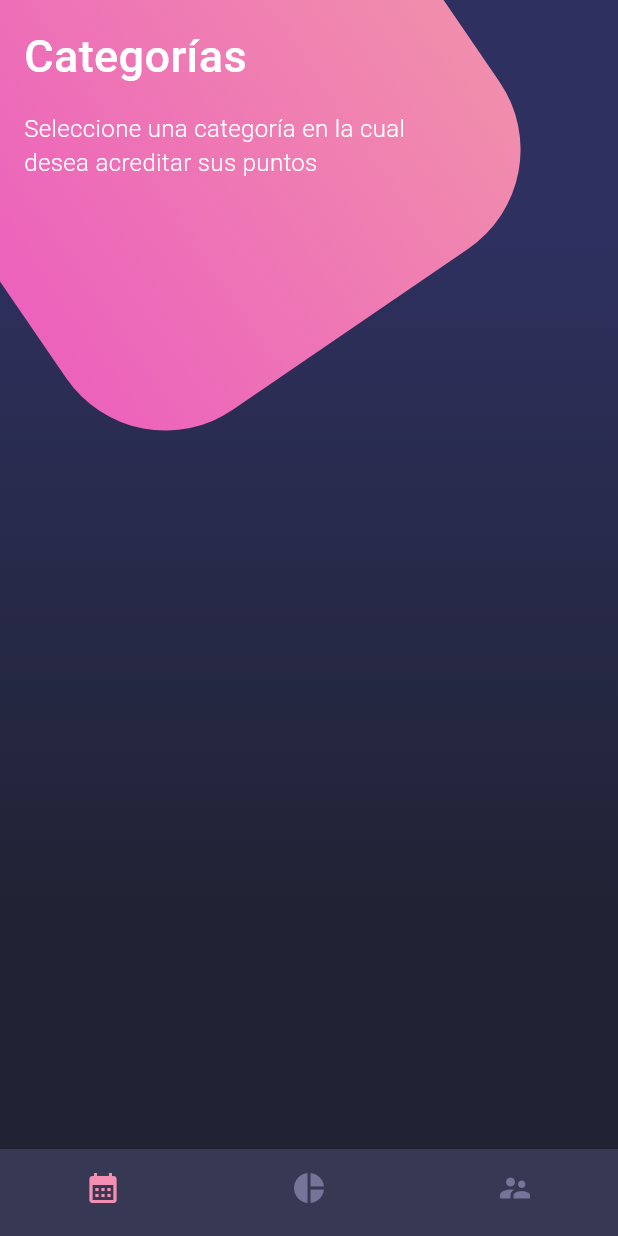
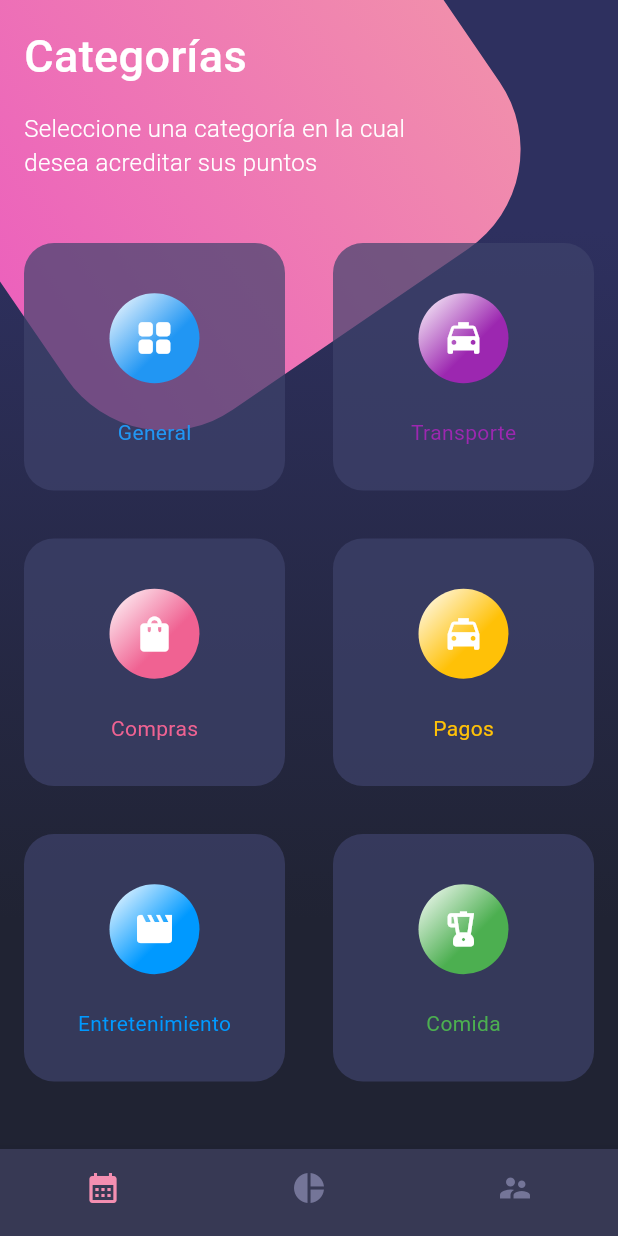
Before and after one commit to alexglzrys/flutter_design, a Flutter app: the screen it shows after launch, on a phone screen of 412 x 824 dp. Run offline on Flutter 3.47's test engine with Material 3 defaults, Android fonts, the phone set to English and light mode, and no system bars; our stand-ins replace google_fonts.

Commit message:
diseño compuesto - Table y TableRow

```diff
--- a/lib/screens/composition_design_screen.dart
+++ b/lib/screens/composition_design_screen.dart
@@ -1,4 +1,5 @@
 import 'package:design_flutter_app/widgets/background.dart';
+import 'package:design_flutter_app/widgets/card_table.dart';
 import 'package:design_flutter_app/widgets/custom_navigation_bar.dart';
 import 'package:design_flutter_app/widgets/page_title.dart';
 import 'package:flutter/material.dart';
@@ -32,9 +33,13 @@ class _HomeBody extends StatelessWidget {
     return const SafeArea(
         child: SingleChildScrollView(
       child: Column(
+        crossAxisAlignment: CrossAxisAlignment.start,
         children: [
           // PageTitle
           PageTitle(),
+          SizedBox(height: 10),
+          // Card Table
+          CardTable(),
         ],
       ),
     ));
--- /dev/null
+++ b/lib/widgets/card_table.dart
@@ -0,0 +1,128 @@
+import 'package:flutter/material.dart';
+
+// Widget encargado de mostrar una tabla con tarjetas de acción
+class CardTable extends StatelessWidget {
+  const CardTable({super.key});
+
+  @override
+  Widget build(BuildContext context) {
+    // Table se utiliza para organizar los widgets hijos en forma de filas y columnas, similar a una tabla HTML
+    return Table(
+      children: [
+        // TableRow define una fila dentro de la tabla. Cada TableRow contiene una lista de widgets hijos que representan las celdas de la fila.
+        const TableRow(children: [
+          _Card(
+            icon: Icons.grid_view_rounded,
+            title: 'General',
+            color: Colors.blue,
+          ),
+          _Card(
+            icon: Icons.local_taxi,
+            title: 'Transporte',
+            color: Colors.purple,
+          ),
+        ]),
+        // Segunda Fila
+        TableRow(children: [
+          _Card(
+            icon: Icons.shopping_bag,
+            title: 'Compras',
+            color: Colors.pink[300]!,
+          ),
+          const _Card(
+            icon: Icons.local_taxi,
+            title: 'Pagos',
+            color: Colors.amber,
+          ),
+        ]),
+        // Tercera fila
+        const TableRow(children: [
+          _Card(
+            icon: Icons.movie_creation,
+            title: 'Entretenimiento',
+            color: Color.fromARGB(255, 0, 153, 255),
+          ),
+          _Card(
+            icon: Icons.blender,
+            title: 'Comida',
+            color: Colors.green,
+          ),
+        ])
+      ],
+    );
+  }
+}
+
+// Widget encargado de mostrar una tarjeta con acción de tap
+class _Card extends StatelessWidget {
+  const _Card({
+    super.key,
+    required this.icon,
+    required this.title,
+    required this.color,
+  });
+  // Este widget es reutilizable, por ello recibe parámetros dinámicos
+  final IconData icon;
+  final String title;
+  final Color color;
+
+  @override
+  Widget build(BuildContext context) {
+    return Container(
+      height: 165,
+      margin: const EdgeInsets.all(16),
+      decoration: BoxDecoration(
+          color: const Color.fromRGBO(62, 66, 107, 0.7),
+          borderRadius: BorderRadius.circular(20)),
+      // Material es un componente fundamental utilizado para implementar las especificaciones de Material Design,
+      // es una lámina digital sobre la que se colocan otros widgets y proporciona efectos de elevación, animaciones y sombras para crear una interfaz de usuario visualmente atractiva y coherente.
+      child: Material(
+        color: Colors.transparent,
+        // El InkWell está dentro del Material, lo que permite que el efecto de "ripple" sea visible incluso con el color de fondo definido. Esto te permite mantener el color de fondo deseado en el Container mientras se muestra el efecto de "ripple" al presionar sobre él.
+        child: InkWell(
+          onTap: () {},
+          // Si se mantiene presionado por mucho tiempo, el border radius del ripple se corresponde con el aplicado al contenedor padre, no se desborda
+          borderRadius: BorderRadius.circular(20),
+          child: Column(
+            mainAxisAlignment: MainAxisAlignment.center,
+            children: [
+              // CircleAvatar se utiliza para representar por lo general una imagen o un ícono en una forma circular. Sin embargo acepta cualquier widget como hijo
+              // Es especialmente útil para mostrar avatares de usuario, fotos de perfil, íconos de contactos, etc
+              CircleAvatar(
+                //backgroundColor: color,
+                backgroundColor: Colors.transparent,
+                // Especifica el tamaño del circulo
+                radius: 35,
+                // Necesitamos que el color del circulo sea un gradiente, por defecto CircleAvatar solo acepta colores sólidos, en este sentido pasamos un Container para su respectuva personalización
+                child: Container(
+                  width: 60,
+                  height: 60,
+                  padding: const EdgeInsets.all(5),
+                  // el contenedor debe ser circular con colores gradientes en direcciones diagonales
+                  decoration: BoxDecoration(
+                      shape: BoxShape.circle,
+                      gradient: LinearGradient(
+                          colors: [Colors.white, color],
+                          begin: Alignment.topLeft,
+                          end: Alignment.bottomRight,
+                          stops: const [0, 0.6])),
+                  // El contenido del Container será un icono
+                  child: Icon(
+                    icon,
+                    color: Colors.white,
+                    size: 28,
+                  ),
+                ),
+              ),
+              const SizedBox(height: 18),
+              Text(
+                title,
+                style: TextStyle(color: color),
+              ),
+            ],
+          ),
+        ),
+      ),
+    );
+  }
+}
```
